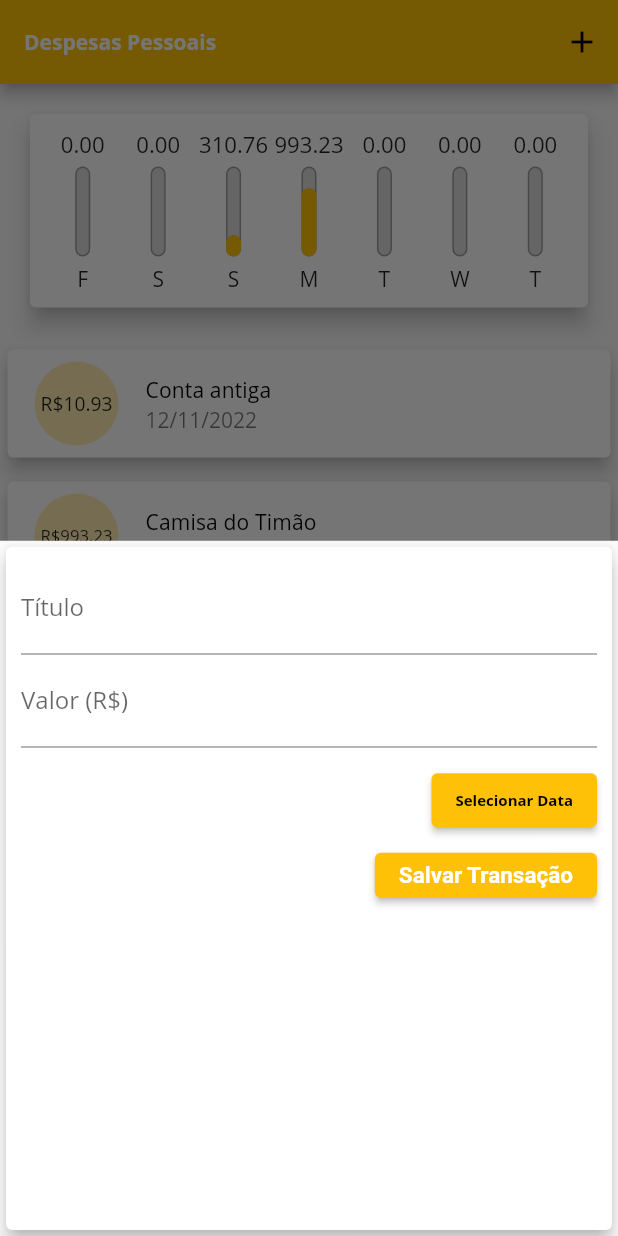
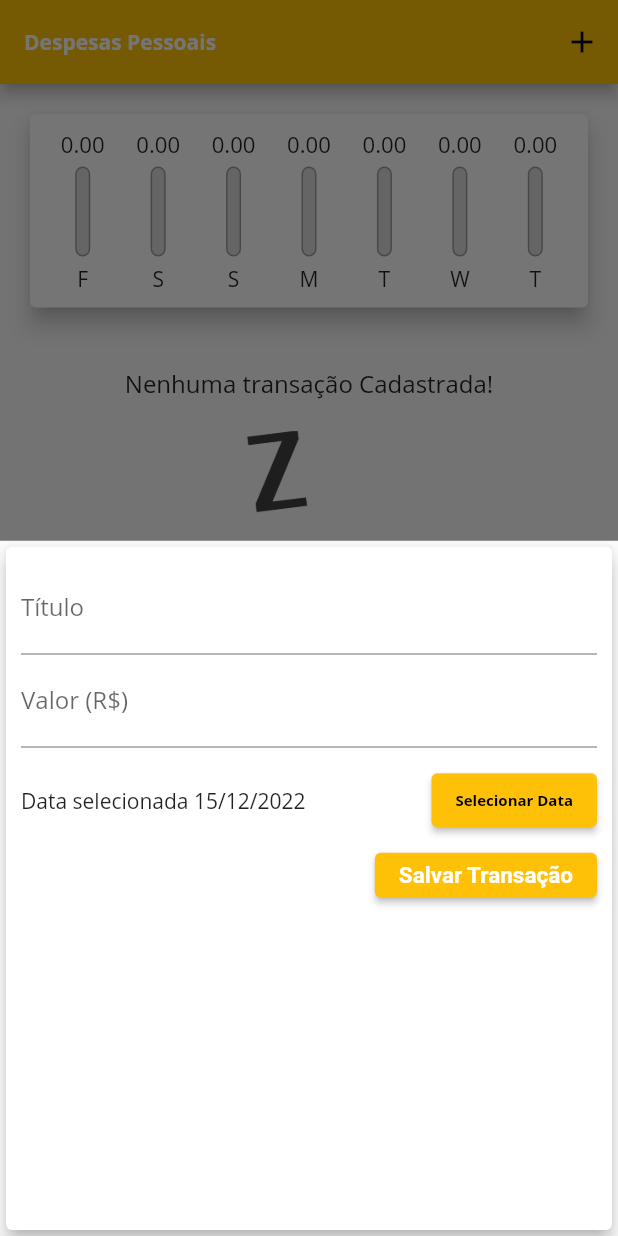
Before and after one commit to marcofontel/FlutterProject, a Flutter app: the screen it shows after launch, after a tap on the "add" icon, on a phone screen of 412 x 824 dp. Run offline on Flutter 3.47's test engine with Material 2 defaults, Android fonts, the phone set to English and light mode, and no system bars; missing offline and left inert: dart:ffi.

Commit message:
Salvando datas

```diff
--- a/despesas/lib/components/chart.dart
+++ b/despesas/lib/components/chart.dart
@@ -57,7 +57,9 @@ class Chart extends StatelessWidget {
               child: ChartBar(
                 label: t['day'] as String,
                 value: t['value'] as double,
-                percentage: (t['value'] as double) / _weekTotalValue,
+                percentage: _weekTotalValue == 0
+                    ? 0
+                    : (t['value'] as double) / _weekTotalValue,
               ),
             );
           }).toList(),
--- a/despesas/lib/components/transaction_form.dart
+++ b/despesas/lib/components/transaction_form.dart
@@ -4,7 +4,7 @@ import 'package:flutter/material.dart';
 import 'package:intl/intl.dart';
 
 class TransactionForm extends StatefulWidget {
-  final void Function(String, double) onSubmit;
+  final void Function(String, double, DateTime) onSubmit;
 
   TransactionForm(this.onSubmit);
 
@@ -15,15 +15,16 @@ class TransactionForm extends StatefulWidget {
 class _TransactionFormState extends State<TransactionForm> {
   final _titleController = TextEditingController();
   final _valueController = TextEditingController();
-  var _selectedDate;
+  var _selectedDate = DateTime.now();
 
   _onPress() {
     final title = _titleController.text;
     final value = double.tryParse(_valueController.text) ?? 0;
+
     if (title.isEmpty || value <= 0) {
       return;
     }
-    widget.onSubmit(title, value);
+    widget.onSubmit(title, value, _selectedDate);
   }
 
   _showDatePicker() {
--- a/despesas/lib/main.dart
+++ b/despesas/lib/main.dart
@@ -49,26 +49,7 @@ class MyHomePage extends StatefulWidget {
 }
 
 class _MyHomePageState extends State<MyHomePage> {
-  final List<Transaction> _transactions = [
-    Transaction(
-      id: Random().nextDouble().toString(),
-      title: 'Conta antiga',
-      value: 10.93,
-      date: DateTime.now().subtract(Duration(days: 33)),
-    ),
-    Transaction(
-      id: Random().nextDouble().toString(),
-      title: 'Camisa do Timão',
-      value: 993.23,
-      date: DateTime.now().subtract(Duration(days: 3)),
-    ),
-    Transaction(
-      id: Random().nextDouble().toString(),
-      title: 'Novo Tenis',
-      value: 310.76,
-      date: DateTime.now().subtract(Duration(days: 4)),
-    ),
-  ];
+  final List<Transaction> _transactions = [];
   List<Transaction> get _recentTransaction {
     return _transactions.where((t) {
       return t.date.isAfter(DateTime.now().subtract(Duration(days: 7)));
@@ -84,12 +65,12 @@ class _MyHomePageState extends State<MyHomePage> {
     );
   }
 
-  _addTransaction(String title, double value) {
+  _addTransaction(String title, double value, DateTime date) {
     final newTransaction = Transaction(
       id: Random().nextDouble().toString(),
       title: title,
       value: value,
-      date: DateTime.now(),
+      date: date,
     );
     setState(() {
       _transactions.add(newTransaction);
```
